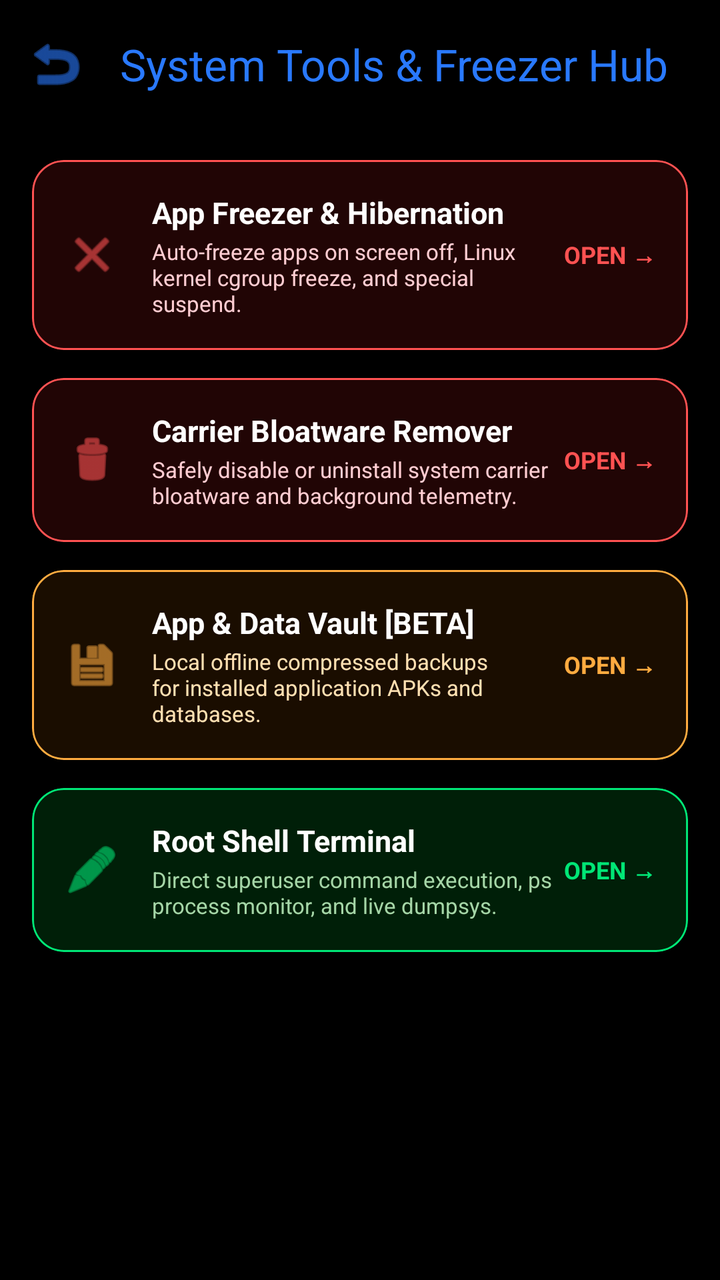
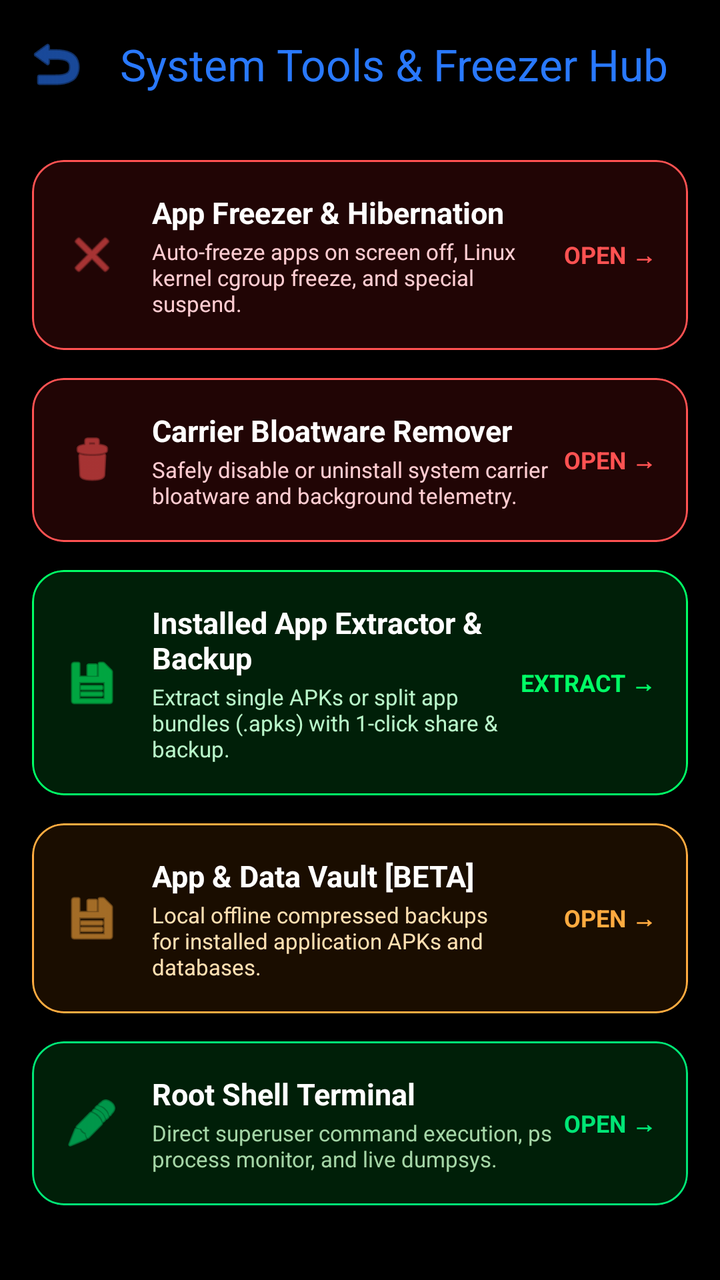

Before-and-after screenshots of an Android layout around one commit, followed by the original layout XML and the change that was made.
<!-- AndroidManifest.xml: activity theme Theme.PhoneControl -->
<!-- res/layout/activity_freezer.xml -->
<?xml version="1.0" encoding="utf-8"?>
<LinearLayout xmlns:android="http://schemas.android.com/apk/res/android"
    xmlns:app="http://schemas.android.com/apk/res-auto"
    android:layout_width="match_parent"
    android:layout_height="match_parent"
    android:orientation="vertical"
    android:background="@android:color/black"
    android:fitsSystemWindows="true">

    <com.google.android.material.appbar.MaterialToolbar
        android:id="@+id/toolbarFreezer"
        android:layout_width="match_parent"
        android:layout_height="?attr/actionBarSize"
        app:title="System Tools &amp; Freezer Hub"
        app:titleTextColor="@color/color_freezer"
        app:navigationIcon="@android:drawable/ic_menu_revert"
        app:navigationIconTint="@color/color_freezer" />

    <androidx.core.widget.NestedScrollView
        android:layout_width="match_parent"
        android:layout_height="match_parent">

        <LinearLayout
            android:layout_width="match_parent"
            android:layout_height="wrap_content"
            android:orientation="vertical"
            android:padding="16dp">

            
            <com.google.android.material.card.MaterialCardView
                android:id="@+id/cardAppFreezer"
                android:layout_width="match_parent"
                android:layout_height="wrap_content"
                android:layout_marginBottom="14dp"
                app:cardCornerRadius="16dp"
                app:cardBackgroundColor="#210505"
                app:strokeWidth="1dp"
                app:strokeColor="#FF5252"
                android:clickable="true"
                android:focusable="true">
                <LinearLayout
                    android:layout_width="match_parent"
                    android:layout_height="wrap_content"
                    android:orientation="horizontal"
                    android:padding="16dp"
                    android:gravity="center_vertical">
                    <ImageView
                        android:layout_width="28dp"
                        android:layout_height="28dp"
                        android:src="@android:drawable/ic_menu_close_clear_cancel"
                        app:tint="#FF5252" />
                    <LinearLayout
                        android:layout_width="0dp"
                        android:layout_height="wrap_content"
                        android:layout_weight="1"
                        android:layout_marginStart="16dp"
                        android:orientation="vertical">
                        <TextView
                            android:layout_width="wrap_content"
                            android:layout_height="wrap_content"
                            android:text="App Freezer &amp; Hibernation"
                            android:textColor="@android:color/white"
                            android:textStyle="bold"
                            android:textSize="15sp" />
                        <TextView
                            android:layout_width="wrap_content"
                            android:layout_height="wrap_content"
                            android:layout_marginTop="2dp"
                            android:text="Auto-freeze apps on screen off, Linux kernel cgroup freeze, and special suspend."
                            android:textColor="#FFCDD2"
                            android:textSize="11sp" />
                    </LinearLayout>
                    <TextView
                        android:layout_width="wrap_content"
                        android:layout_height="wrap_content"
                        android:text="OPEN →"
                        android:textColor="#FF5252"
                        android:textSize="12sp"
                        android:textStyle="bold" />
                </LinearLayout>
            </com.google.android.material.card.MaterialCardView>

            
            <com.google.android.material.card.MaterialCardView
                android:id="@+id/cardBloatware"
                android:layout_width="match_parent"
                android:layout_height="wrap_content"
                android:layout_marginBottom="14dp"
                app:cardCornerRadius="16dp"
                app:cardBackgroundColor="#210505"
                app:strokeWidth="1dp"
                app:strokeColor="#FF5252"
                android:clickable="true"
                android:focusable="true">
                <LinearLayout
                    android:layout_width="match_parent"
                    android:layout_height="wrap_content"
                    android:orientation="horizontal"
                    android:padding="16dp"
                    android:gravity="center_vertical">
                    <ImageView
                        android:layout_width="28dp"
                        android:layout_height="28dp"
                        android:src="@android:drawable/ic_menu_delete"
                        app:tint="#FF5252" />
                    <LinearLayout
                        android:layout_width="0dp"
                        android:layout_height="wrap_content"
                        android:layout_weight="1"
                        android:layout_marginStart="16dp"
                        android:orientation="vertical">
                        <TextView
                            android:layout_width="wrap_content"
                            android:layout_height="wrap_content"
                            android:text="Carrier Bloatware Remover"
                            android:textColor="@android:color/white"
                            android:textStyle="bold"
                            android:textSize="15sp" />
                        <TextView
                            android:layout_width="wrap_content"
                            android:layout_height="wrap_content"
                            android:layout_marginTop="2dp"
                            android:text="Safely disable or uninstall system carrier bloatware and background telemetry."
                            android:textColor="#FFCDD2"
                            android:textSize="11sp" />
                    </LinearLayout>
                    <TextView
                        android:layout_width="wrap_content"
                        android:layout_height="wrap_content"
                        android:text="OPEN →"
                        android:textColor="#FF5252"
                        android:textSize="12sp"
                        android:textStyle="bold" />
                </LinearLayout>
            </com.google.android.material.card.MaterialCardView>

            
            <com.google.android.material.card.MaterialCardView
                android:id="@+id/cardVault"
                android:layout_width="match_parent"
                android:layout_height="wrap_content"
                android:layout_marginBottom="14dp"
                app:cardCornerRadius="16dp"
                app:cardBackgroundColor="#1A0D00"
                app:strokeWidth="1dp"
                app:strokeColor="#FFAB40"
                android:clickable="true"
                android:focusable="true">
                <LinearLayout
                    android:layout_width="match_parent"
                    android:layout_height="wrap_content"
                    android:orientation="horizontal"
                    android:padding="16dp"
                    android:gravity="center_vertical">
                    <ImageView
                        android:layout_width="28dp"
                        android:layout_height="28dp"
                        android:src="@android:drawable/ic_menu_save"
                        app:tint="#FFAB40" />
                    <LinearLayout
                        android:layout_width="0dp"
                        android:layout_height="wrap_content"
                        android:layout_weight="1"
                        android:layout_marginStart="16dp"
                        android:orientation="vertical">
                        <TextView
                            android:layout_width="wrap_content"
                            android:layout_height="wrap_content"
                            android:text="App &amp; Data Vault [BETA]"
                            android:textColor="@android:color/white"
                            android:textStyle="bold"
                            android:textSize="15sp" />
                        <TextView
                            android:layout_width="wrap_content"
                            android:layout_height="wrap_content"
                            android:layout_marginTop="2dp"
                            android:text="Local offline compressed backups for installed application APKs and databases."
                            android:textColor="#FFE0B2"
                            android:textSize="11sp" />
                    </LinearLayout>
                    <TextView
                        android:layout_width="wrap_content"
                        android:layout_height="wrap_content"
                        android:text="OPEN →"
                        android:textColor="#FFAB40"
                        android:textSize="12sp"
                        android:textStyle="bold" />
                </LinearLayout>
            </com.google.android.material.card.MaterialCardView>

            
            <com.google.android.material.card.MaterialCardView
                android:id="@+id/cardTerminal"
                android:layout_width="match_parent"
                android:layout_height="wrap_content"
                android:layout_marginBottom="14dp"
                app:cardCornerRadius="16dp"
                app:cardBackgroundColor="#001F08"
                app:strokeWidth="1dp"
                app:strokeColor="#00E676"
                android:clickable="true"
                android:focusable="true">
                <LinearLayout
                    android:layout_width="match_parent"
                    android:layout_height="wrap_content"
                    android:orientation="horizontal"
                    android:padding="16dp"
                    android:gravity="center_vertical">
                    <ImageView
                        android:layout_width="28dp"
                        android:layout_height="28dp"
                        android:src="@android:drawable/ic_menu_edit"
                        app:tint="#00E676" />
                    <LinearLayout
                        android:layout_width="0dp"
                        android:layout_height="wrap_content"
                        android:layout_weight="1"
                        android:layout_marginStart="16dp"
                        android:orientation="vertical">
                        <TextView
                            android:layout_width="wrap_content"
                            android:layout_height="wrap_content"
                            android:text="Root Shell Terminal"
                            android:textColor="@android:color/white"
                            android:textStyle="bold"
                            android:textSize="15sp" />
                        <TextView
                            android:layout_width="wrap_content"
                            android:layout_height="wrap_content"
                            android:layout_marginTop="2dp"
                            android:text="Direct superuser command execution, ps process monitor, and live dumpsys."
                            android:textColor="#A5D6A7"
                            android:textSize="11sp" />
                    </LinearLayout>
                    <TextView
                        android:layout_width="wrap_content"
                        android:layout_height="wrap_content"
                        android:text="OPEN →"
                        android:textColor="#00E676"
                        android:textSize="12sp"
                        android:textStyle="bold" />
                </LinearLayout>
            </com.google.android.material.card.MaterialCardView>

        </LinearLayout>
    </androidx.core.widget.NestedScrollView>

</LinearLayout>
<!-- resources referenced by this layout -->
<resources>
  <color name="color_freezer">#2979FF</color>
  <style name="Theme.PhoneControl" parent="Theme.Material3.DayNight.NoActionBar">
          
          <item name="colorPrimary">@color/purple_500</item>
          <item name="colorPrimaryVariant">@color/purple_700</item>
          <item name="colorOnPrimary">@color/white</item>
          
          <item name="colorSecondary">@color/teal_200</item>
          <item name="colorSecondaryVariant">@color/teal_700</item>
          <item name="colorOnSecondary">@color/black</item>
          
          <item name="android:statusBarColor">@android:color/black</item>
          <item name="android:windowLightStatusBar" tools:targetApi="m">false</item>
          
          
          
      </style>
  <color name="purple_500">#FF6200EE</color>
  <color name="purple_700">#FF3700B3</color>
  <color name="white">#FFFFFFFF</color>
  <color name="teal_200">#FF03DAC5</color>
  <color name="teal_700">#FF018786</color>
  <color name="black">#FF000000</color>
</resources>

<!-- the commit's change to res/layout/activity_freezer.xml (unified diff, before → after) -->
@@ -136,6 +136,60 @@
 
             
             <com.google.android.material.card.MaterialCardView
+                android:id="@+id/cardAppExtractor"
+                android:layout_width="match_parent"
+                android:layout_height="wrap_content"
+                android:layout_marginBottom="14dp"
+                app:cardCornerRadius="16dp"
+                app:cardBackgroundColor="#001F08"
+                app:strokeWidth="1dp"
+                app:strokeColor="#00FF66"
+                android:clickable="true"
+                android:focusable="true">
+                <LinearLayout
+                    android:layout_width="match_parent"
+                    android:layout_height="wrap_content"
+                    android:orientation="horizontal"
+                    android:padding="16dp"
+                    android:gravity="center_vertical">
+                    <ImageView
+                        android:layout_width="28dp"
+                        android:layout_height="28dp"
+                        android:src="@android:drawable/ic_menu_save"
+                        app:tint="#00FF66" />
+                    <LinearLayout
+                        android:layout_width="0dp"
+                        android:layout_height="wrap_content"
+                        android:layout_weight="1"
+                        android:layout_marginStart="16dp"
+                        android:orientation="vertical">
+                        <TextView
+                            android:layout_width="wrap_content"
+                            android:layout_height="wrap_content"
+                            android:text="Installed App Extractor &amp; Backup"
+                            android:textColor="@android:color/white"
+                            android:textStyle="bold"
+                            android:textSize="15sp" />
+                        <TextView
+                            android:layout_width="wrap_content"
+                            android:layout_height="wrap_content"
+                            android:layout_marginTop="2dp"
+                            android:text="Extract single APKs or split app bundles (.apks) with 1-click share &amp; backup."
+                            android:textColor="#B9F6CA"
+                            android:textSize="11sp" />
+                    </LinearLayout>
+                    <TextView
+                        android:layout_width="wrap_content"
+                        android:layout_height="wrap_content"
+                        android:text="EXTRACT →"
+                        android:textColor="#00FF66"
+                        android:textSize="12sp"
+                        android:textStyle="bold" />
+                </LinearLayout>
+            </com.google.android.material.card.MaterialCardView>
+
+            
+            <com.google.android.material.card.MaterialCardView
                 android:id="@+id/cardVault"
                 android:layout_width="match_parent"
                 android:layout_height="wrap_content"
